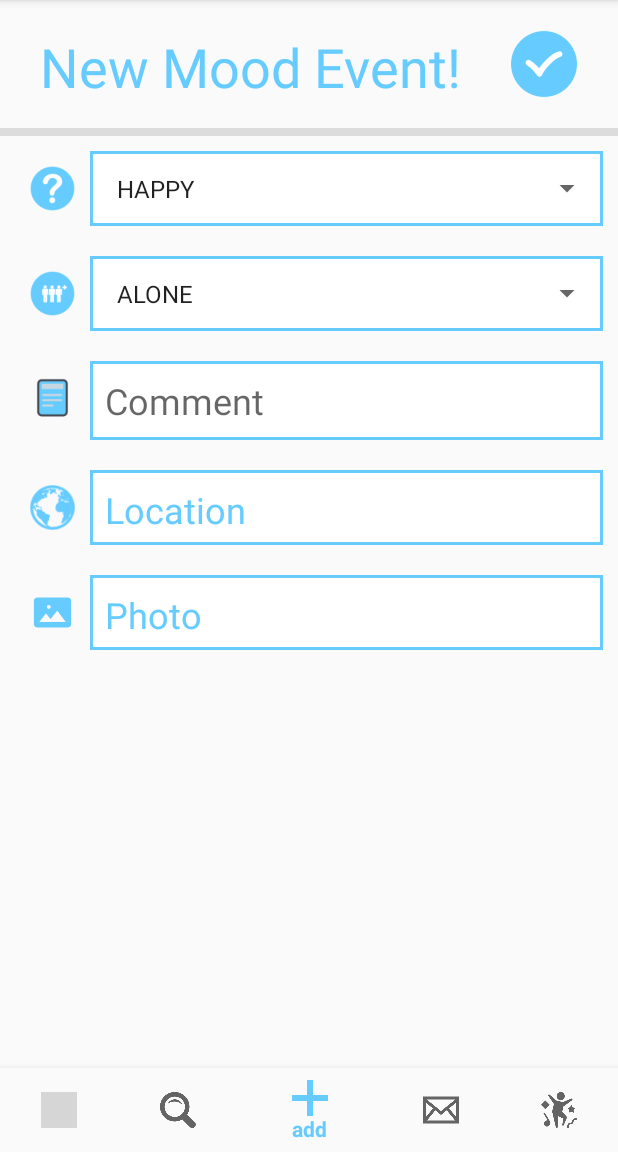
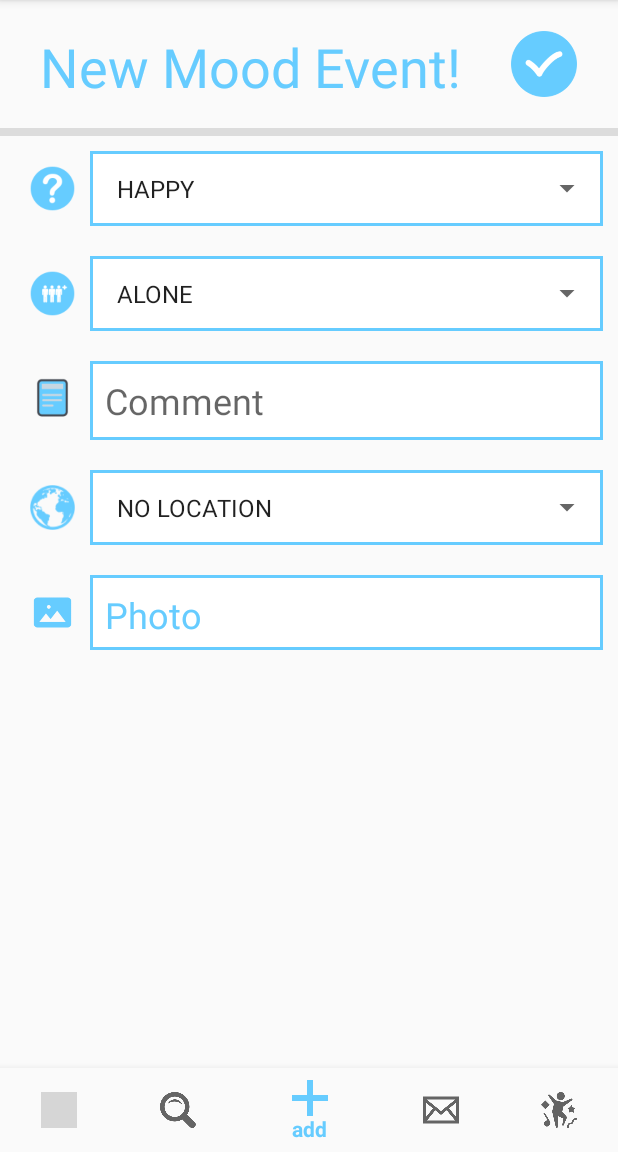
Before and after one commit to CMPUT301F19T14/CMPUT301Team14Project, an Android app: the AddActivity screen opened directly, with no data from a screen before it, on a phone screen of 412 x 824 dp, the part 84-1236 px from its top. Run offline under Robolectric (Android 15) with nearby library versions, the phone set to English and light mode, and no system bars; our stand-ins replace Firebase (no records; nobody signed in at launch, a user with empty details on screens opened directly); grey boxes are pictures that could not be loaded.

Commit message:
user self map and location portion done

```diff
--- a/Mooditude/app/src/main/java/com/cmput301t14/mooditude/activities/AddActivity.java
+++ b/Mooditude/app/src/main/java/com/cmput301t14/mooditude/activities/AddActivity.java
@@ -45,12 +45,14 @@ public class AddActivity extends AppCompatActivity {
     Spinner moodSpinner;
     Spinner socialSituationSpinner;
     EditText commentEditText;
-    TextView locationTextView;
+//    TextView locationTextView;
+    Spinner locationSpinner;
     TextView photoTextView;
 
     private String commentString;
     private String moodString;
     private String socialSituationString;
+    private String locationString;
 
     private String messageEmail;
 
@@ -59,6 +61,7 @@ public class AddActivity extends AppCompatActivity {
 
     private Double lat;
     private Double lon;
+    private Location newMoodEventLocation;
 
     @Override
     public void onRequestPermissionsResult(int requestCode, @NonNull String[] permissions, @NonNull int[] grantResults) {
@@ -84,14 +87,17 @@ public class AddActivity extends AppCompatActivity {
         moodSpinner = findViewById(R.id.mood_spinner);
         socialSituationSpinner = findViewById(R.id.social_situation_spinner);
         commentEditText = findViewById(R.id.comment_edittext);
-        locationTextView = findViewById(R.id.location_textview);
+        locationSpinner = findViewById(R.id.location_spinner);
+//        locationTextView = findViewById(R.id.location_textview);
         photoTextView = findViewById(R.id.photo_textview);
 
         setUpMoodSpinner();
         setUpSocialSituationSpinner();
+        setUpLocationSpinner();
         setUpSubmitButton();
 
-        getCurrentDeviceLocation();
+
+//        getCurrentDeviceLocation();
     }
 
     /**
@@ -140,6 +146,33 @@ public class AddActivity extends AppCompatActivity {
         });
     }
 
+    private void setUpLocationSpinner(){
+        ArrayAdapter<CharSequence> locationArrayAdapter = ArrayAdapter.createFromResource(this,R.array.new_mood_event_location_string_array, android.R.layout.simple_spinner_item);
+        locationArrayAdapter.setDropDownViewResource(android.R.layout.simple_spinner_dropdown_item);
+        locationSpinner.setAdapter(locationArrayAdapter);
+        locationSpinner.setOnItemSelectedListener(new AdapterView.OnItemSelectedListener() {
+            @Override
+            public void onItemSelected(AdapterView<?> parent, View view, int position, long id) {
+                locationString = parent.getItemAtPosition(position).toString();
+                if (locationString.equals("INCLUDE LOCATION")){
+                    getCurrentDeviceLocation();
+//                    while (lat == null || lon == null){
+//
+//                    }
+//                    newMoodEventLocation = new Location(lat,lon);
+                }
+                else if (locationString.equals("NO LOCATION")){
+                    newMoodEventLocation = new Location();
+                }
+            }
+
+            @Override
+            public void onNothingSelected(AdapterView<?> parent) {
+                // nothing selected
+            }
+        });
+    }
+
     /**
      * setup the submit button for submitting the mood event,
      * validate and then push the MoodEvent to the database
@@ -173,7 +206,7 @@ public class AddActivity extends AppCompatActivity {
                 if (valid){
                     // TODO: put actual location and photo
                     MoodEvent moodEvent = new MoodEvent(mood,
-                            new Location(lat,lon),
+                            newMoodEventLocation,
 //                            null,
                             socialSituation, commentString);
 
@@ -202,6 +235,7 @@ public class AddActivity extends AppCompatActivity {
             public void onLocationChanged(android.location.Location location) {
                 lat = location.getLatitude();
                 lon = location.getLongitude();
+                newMoodEventLocation = new Location(lat,lon);
                 Toast.makeText(getApplicationContext(),"lat:"+lat.toString()+"lon:"+lon.toString(),Toast.LENGTH_SHORT).show();
             }
 
--- a/Mooditude/app/src/main/java/com/cmput301t14/mooditude/activities/SignInActivity.java
+++ b/Mooditude/app/src/main/java/com/cmput301t14/mooditude/activities/SignInActivity.java
@@ -53,7 +53,7 @@ public class SignInActivity extends AppCompatActivity {
 
 // Bypass Sign in for testing
 //        mFirebaseAuth.signInWithEmailAndPassword("test@test.com","tester")
-        mFirebaseAuth.signInWithEmailAndPassword("test2@test.com","tester")
+        mFirebaseAuth.signInWithEmailAndPassword("pierce@test.com","123456")
 
                 .addOnCompleteListener(SignInActivity.this, new OnCompleteListener<AuthResult>() {
                     @Override
--- a/Mooditude/app/src/main/java/com/cmput301t14/mooditude/services/User.java
+++ b/Mooditude/app/src/main/java/com/cmput301t14/mooditude/services/User.java
@@ -13,6 +13,7 @@ import com.cmput301t14.mooditude.models.MoodEvent;
 import com.cmput301t14.mooditude.models.SocialSituation;
 import com.google.android.gms.maps.CameraUpdateFactory;
 import com.google.android.gms.maps.GoogleMap;
+import com.google.android.gms.maps.model.BitmapDescriptorFactory;
 import com.google.android.gms.maps.model.LatLng;
 import com.google.android.gms.maps.model.Marker;
 import com.google.android.gms.maps.model.MarkerOptions;
@@ -260,7 +261,10 @@ public class User{
                         LatLng moodEventLocation = new LatLng(location.getGeopoint().getLatitude(), location.getGeopoint().getLongitude());
                         Marker marker = googleMap.addMarker(new MarkerOptions()
                                 .position(moodEventLocation)
-                                .title(doc.getId().toString()));
+                                .title(doc.getId().toString())
+                                .alpha((float)0.8)
+                                .icon(BitmapDescriptorFactory.defaultMarker(Mood.getMoodMapMarkerColor(mood)))
+                        );
                         marker.setTag(moodEvent);
 
 //                        googleMap.moveCamera(CameraUpdateFactory.newLatLng(sydney));
--- a/Mooditude/app/src/main/res/layout/activity_add.xml
+++ b/Mooditude/app/src/main/res/layout/activity_add.xml
@@ -169,17 +169,22 @@
                     android:scaleType="fitCenter"
                     app:srcCompat="@drawable/location_icon" />
 
-                <TextView
-                    android:id="@+id/location_textview"
-                    android:layout_width="wrap_content"
-                    android:layout_height="50dp"
-                    android:layout_gravity="right"
-                    android:layout_weight="1"
+                <LinearLayout
+                    android:layout_width="match_parent"
+                    android:layout_height="match_parent"
+                    android:layout_weight="0"
                     android:background="@drawable/border_lines"
-                    android:padding="10dp"
-                    android:text="Location"
-                    android:textColor="#66CCFF"
-                    android:textSize="24sp"></TextView>
+                    android:orientation="horizontal">
+
+                    <Spinner
+                        android:id="@+id/location_spinner"
+                        android:layout_width="wrap_content"
+                        android:layout_height="50dp"
+                        android:layout_gravity="right"
+                        android:layout_weight="1"
+                        android:padding="10dp"
+                        android:spinnerMode="dropdown"></Spinner>
+                </LinearLayout>
 
             </LinearLayout>
 
--- a/Mooditude/app/src/main/res/values/array.xml
+++ b/Mooditude/app/src/main/res/values/array.xml
@@ -15,4 +15,15 @@
         <item>CROWD</item>
         </string-array>
 
+    <string-array name="new_mood_event_location_string_array">
+        <item>NO LOCATION</item>
+        <item>INCLUDE LOCATION</item>
+    </string-array>
+
+    <string-array name="edit_mood_event_location_string_array">
+        <item>PREVIOUS LOCATION</item>
+        <item>UPDATE LOCATION</item>
+        <item>REMOVE LOCATION</item>
+    </string-array>
+
 </resources>
```
Also changed, not shown: Mooditude/app/src/main/java/com/cmput301t14/mooditude/activities/ViewEditMoodEventFragment.java (+83 -3 lines), Mooditude/app/src/main/java/com/cmput301t14/mooditude/models/Mood.java (+15 -0 lines), Mooditude/app/src/main/res/layout/view_edit_mood_event_fragment_layout.xml (+15 -10 lines).
